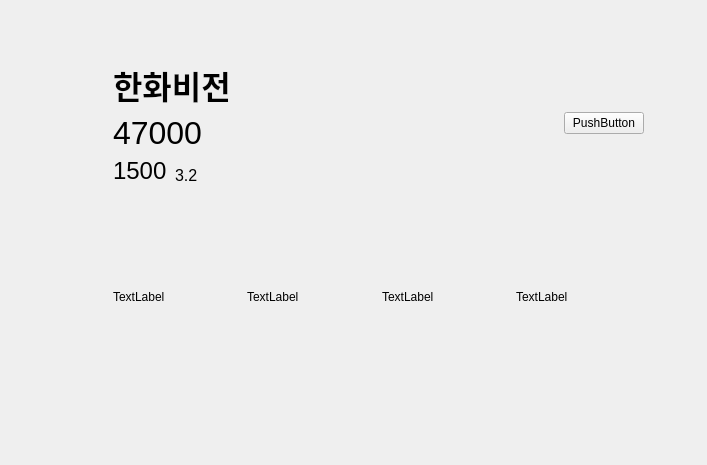
First picture: the form in project1/source/chart/chart.ui, repository taewooyun/hts, before the edit.
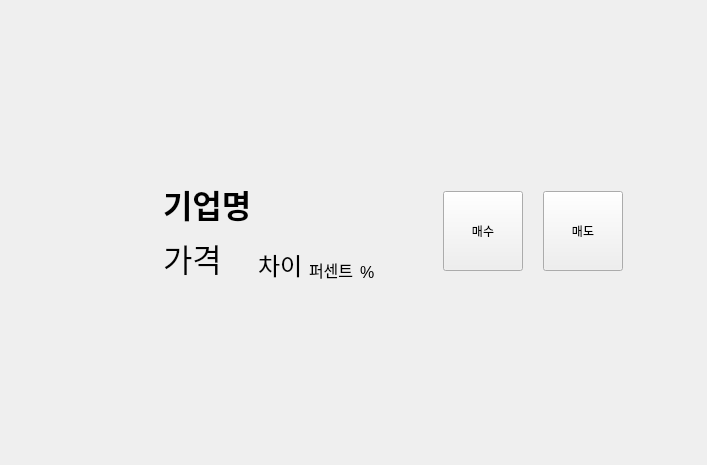
Second picture: the form after the edit.

Commit message: feat: chart dialog

Diff of the .ui file:
```diff
--- a/project1/source/chart/chart.ui
+++ b/project1/source/chart/chart.ui
@@ -18,7 +18,7 @@
     <rect>
      <x>113</x>
      <y>61</y>
-     <width>531</width>
+     <width>560</width>
      <height>341</height>
     </rect>
    </property>
@@ -26,9 +26,25 @@
     <property name="sizeConstraint">
      <enum>QLayout::SizeConstraint::SetDefaultConstraint</enum>
     </property>
+    <property name="leftMargin">
+     <number>50</number>
+    </property>
+    <property name="topMargin">
+     <number>20</number>
+    </property>
+    <property name="rightMargin">
+     <number>50</number>
+    </property>
+    <property name="bottomMargin">
+     <number>20</number>
+    </property>
     <item>
      <layout class="QHBoxLayout" name="horizontalLayout_3">
       <item>
+       <layout class="QHBoxLayout" name="horizontalLayout_4">
+        <item>
+         <layout class="QHBoxLayout" name="horizontalLayout">
+          <item>
        <layout class="QVBoxLayout" name="verticalLayout">
         <item>
          <widget class="QLabel" name="label_title">
@@ -39,7 +55,7 @@
            </font>
           </property>
           <property name="text">
-           <string>한화비전</string>
+               <string>기업명</string>
           </property>
          </widget>
         </item>
@@ -52,12 +68,12 @@
            </font>
           </property>
           <property name="text">
-           <string>47000</string>
+               <string>가격</string>
           </property>
          </widget>
         </item>
-        <item>
-         <layout class="QHBoxLayout" name="horizontalLayout">
+           </layout>
+          </item>
           <item>
            <widget class="QLabel" name="label_increment">
             <property name="font">
@@ -66,7 +82,7 @@
              </font>
             </property>
             <property name="text">
-             <string>1500</string>
+             <string>차이</string>
             </property>
             <property name="alignment">
              <set>Qt::AlignmentFlag::AlignBottom|Qt::AlignmentFlag::AlignLeading|Qt::AlignmentFlag::AlignLeft</set>
@@ -82,7 +98,26 @@
              </font>
             </property>
             <property name="text">
-             <string>3.2</string>
+             <string>퍼센트</string>
+            </property>
+            <property name="alignment">
+             <set>Qt::AlignmentFlag::AlignBottom|Qt::AlignmentFlag::AlignLeading|Qt::AlignmentFlag::AlignLeft</set>
+            </property>
+            <property name="wordWrap">
+             <bool>false</bool>
+            </property>
+           </widget>
+          </item>
+          <item>
+           <widget class="QLabel" name="label_percentage_symbol">
+            <property name="font">
+             <font>
+              <pointsize>12</pointsize>
+              <underline>false</underline>
+             </font>
+            </property>
+            <property name="text">
+             <string>%</string>
             </property>
             <property name="alignment">
              <set>Qt::AlignmentFlag::AlignBottom|Qt::AlignmentFlag::AlignLeading|Qt::AlignmentFlag::AlignLeft</set>
@@ -110,45 +145,48 @@
        </spacer>
       </item>
       <item>
-       <widget class="QPushButton" name="button_order">
-        <property name="text">
-         <string>PushButton</string>
+       <layout class="QHBoxLayout" name="horizontalLayout_6">
+        <property name="spacing">
+         <number>20</number>
         </property>
-       </widget>
-      </item>
-     </layout>
-    </item>
     <item>
-     <layout class="QHBoxLayout" name="horizontalLayout_2">
-      <item>
-       <widget class="QLabel" name="label_week">
-        <property name="text">
-         <string>TextLabel</string>
-        </property>
-       </widget>
-      </item>
-      <item>
-       <widget class="QLabel" name="label_day">
-        <property name="text">
-         <string>TextLabel</string>
-        </property>
-       </widget>
-      </item>
-      <item>
-       <widget class="QLabel" name="label_month">
+         <widget class="QPushButton" name="button_buy">
+          <property name="sizePolicy">
+           <sizepolicy hsizetype="Minimum" vsizetype="Fixed">
+            <horstretch>0</horstretch>
+            <verstretch>0</verstretch>
+           </sizepolicy>
+          </property>
+          <property name="minimumSize">
+           <size>
+            <width>0</width>
+            <height>80</height>
+           </size>
+          </property>
         <property name="text">
-         <string>TextLabel</string>
+           <string>매수</string>
         </property>
        </widget>
       </item>
       <item>
-       <widget class="QLabel" name="label_year">
+         <widget class="QPushButton" name="button_sell">
+          <property name="minimumSize">
+           <size>
+            <width>0</width>
+            <height>80</height>
+           </size>
+          </property>
         <property name="text">
-         <string>TextLabel</string>
+           <string>매도</string>
         </property>
        </widget>
       </item>
      </layout>
+      </item>
+     </layout>
+    </item>
+    <item>
+     <layout class="QHBoxLayout" name="horizontalLayout_2"/>
     </item>
    </layout>
   </widget>
```
Lines whose indentation alone changed are shown as unchanged. The commit also changes 16 other files.
